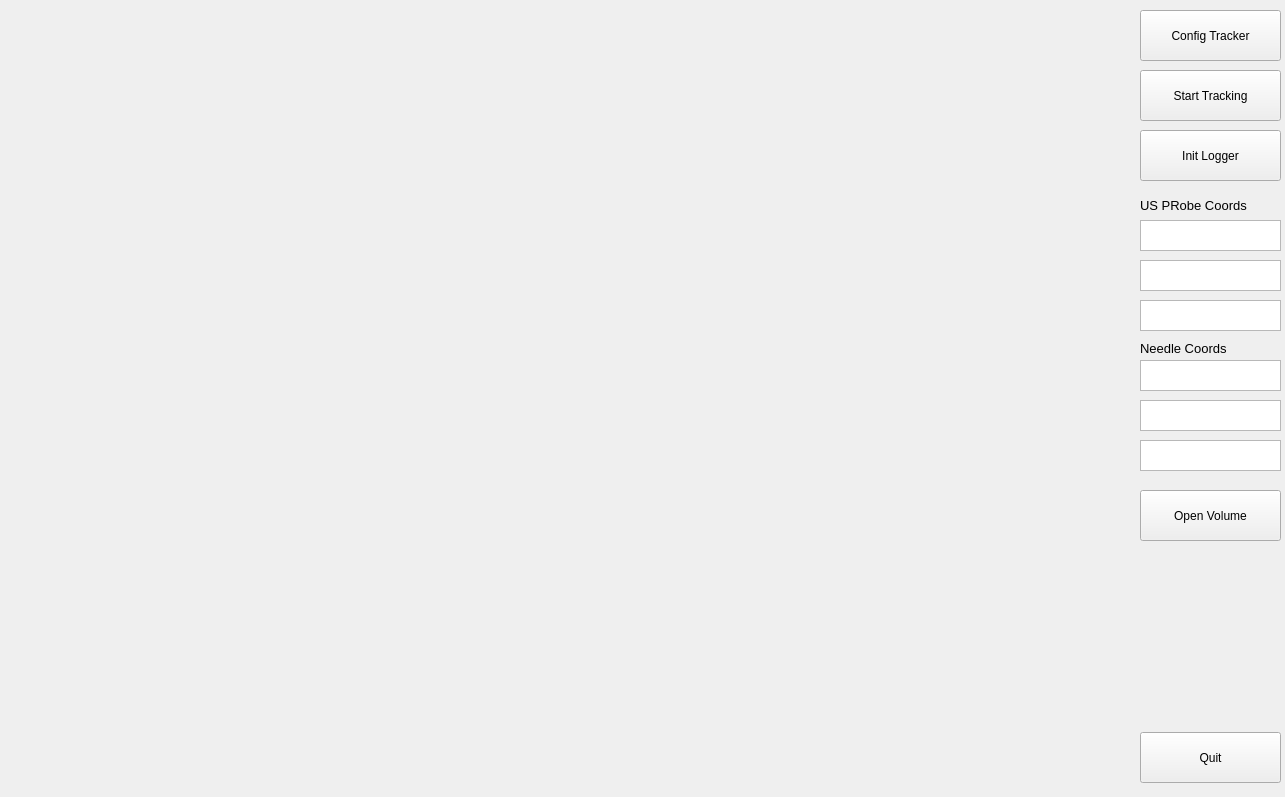
Above: Scene3DWidget.ui from FubuFabian/ThreeViews before the change. Below: the same form after it.
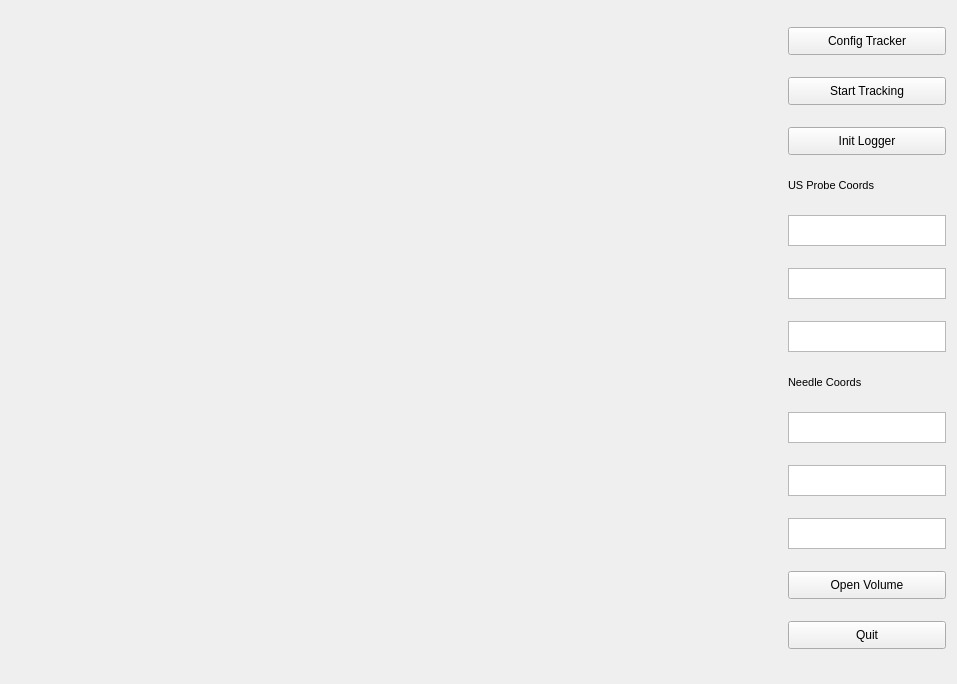
That is the form after the change.

```diff
--- a/Scene3DWidget.ui
+++ b/Scene3DWidget.ui
@@ -6,70 +6,105 @@
    <rect>
     <x>0</x>
     <y>0</y>
-    <width>1285</width>
-    <height>797</height>
+    <width>957</width>
+    <height>684</height>
    </rect>
   </property>
+  <property name="sizePolicy">
+   <sizepolicy hsizetype="Preferred" vsizetype="Preferred">
+    <horstretch>0</horstretch>
+    <verstretch>0</verstretch>
+   </sizepolicy>
+  </property>
   <property name="windowTitle">
    <string>Scene3DWidget</string>
   </property>
+  <layout class="QHBoxLayout" name="horizontalLayout" stretch="90,0">
+   <item>
   <widget class="QWidget" name="Display" native="true">
-   <property name="geometry">
-    <rect>
-     <x>10</x>
-     <y>10</y>
-     <width>1121</width>
-     <height>771</height>
-    </rect>
-   </property>
-  </widget>
-  <widget class="QPushButton" name="startTrackingBt">
-   <property name="geometry">
-    <rect>
-     <x>1140</x>
-     <y>70</y>
-     <width>141</width>
-     <height>51</height>
-    </rect>
-   </property>
-   <property name="text">
-    <string>Start Tracking</string>
-   </property>
-  </widget>
-  <widget class="QPushButton" name="quitBt">
-   <property name="geometry">
-    <rect>
-     <x>1140</x>
-     <y>732</y>
-     <width>141</width>
-     <height>51</height>
-    </rect>
-   </property>
-   <property name="text">
-    <string>Quit</string>
-   </property>
-  </widget>
+     <property name="sizePolicy">
+      <sizepolicy hsizetype="Expanding" vsizetype="Expanding">
+       <horstretch>0</horstretch>
+       <verstretch>0</verstretch>
+      </sizepolicy>
+     </property>
+    </widget>
+   </item>
+   <item>
+    <layout class="QVBoxLayout" name="verticalLayout">
+     <property name="sizeConstraint">
+      <enum>QLayout::SetMinAndMaxSize</enum>
+     </property>
+     <item>
   <widget class="QPushButton" name="pushButton">
-   <property name="geometry">
-    <rect>
-     <x>1140</x>
-     <y>10</y>
-     <width>141</width>
-     <height>51</height>
-    </rect>
+       <property name="maximumSize">
+        <size>
+         <width>158</width>
+         <height>28</height>
+        </size>
    </property>
    <property name="text">
     <string>Config Tracker</string>
    </property>
   </widget>
+     </item>
+     <item>
+      <widget class="QPushButton" name="startTrackingBt">
+       <property name="maximumSize">
+        <size>
+         <width>158</width>
+         <height>28</height>
+        </size>
+       </property>
+       <property name="text">
+        <string>Start Tracking</string>
+       </property>
+      </widget>
+     </item>
+     <item>
+      <widget class="QPushButton" name="initLoggetBt">
+       <property name="maximumSize">
+        <size>
+         <width>158</width>
+         <height>28</height>
+        </size>
+       </property>
+       <property name="text">
+        <string>Init Logger</string>
+       </property>
+      </widget>
+     </item>
+     <item>
+      <widget class="QLabel" name="label">
+       <property name="maximumSize">
+        <size>
+         <width>158</width>
+         <height>16</height>
+        </size>
+       </property>
+       <property name="font">
+        <font>
+         <pointsize>8</pointsize>
+        </font>
+       </property>
+       <property name="text">
+        <string>US Probe Coords</string>
+       </property>
+      </widget>
+     </item>
+     <item>
   <widget class="QTextEdit" name="usProbeX">
-   <property name="geometry">
-    <rect>
-     <x>1140</x>
-     <y>220</y>
-     <width>141</width>
+       <property name="minimumSize">
+        <size>
+         <width>158</width>
      <height>31</height>
-    </rect>
+        </size>
+       </property>
+       <property name="maximumSize">
+        <size>
+         <width>158</width>
+         <height>31</height>
+        </size>
    </property>
    <property name="font">
     <font>
@@ -77,14 +112,14 @@
     </font>
    </property>
   </widget>
+     </item>
+     <item>
   <widget class="QTextEdit" name="usProbeY">
-   <property name="geometry">
-    <rect>
-     <x>1140</x>
-     <y>260</y>
-     <width>141</width>
+       <property name="maximumSize">
+        <size>
+         <width>158</width>
      <height>31</height>
-    </rect>
+        </size>
    </property>
    <property name="font">
     <font>
@@ -92,75 +127,48 @@
     </font>
    </property>
   </widget>
+     </item>
+     <item>
   <widget class="QTextEdit" name="usProbeZ">
-   <property name="geometry">
-    <rect>
-     <x>1140</x>
-     <y>300</y>
-     <width>141</width>
+       <property name="maximumSize">
+        <size>
+         <width>158</width>
      <height>31</height>
-    </rect>
-   </property>
-  </widget>
-  <widget class="QLabel" name="label">
-   <property name="geometry">
-    <rect>
-     <x>1140</x>
-     <y>195</y>
-     <width>111</width>
-     <height>21</height>
-    </rect>
-   </property>
-   <property name="font">
-    <font>
-     <pointsize>10</pointsize>
-    </font>
-   </property>
-   <property name="text">
-    <string>US PRobe Coords</string>
-   </property>
-  </widget>
+        </size>
+       </property>
+      </widget>
+     </item>
+     <item>
   <widget class="QLabel" name="label_2">
-   <property name="geometry">
-    <rect>
-     <x>1140</x>
-     <y>340</y>
-     <width>91</width>
+       <property name="maximumSize">
+        <size>
+         <width>158</width>
      <height>16</height>
-    </rect>
+        </size>
    </property>
    <property name="font">
     <font>
-     <pointsize>10</pointsize>
+         <pointsize>8</pointsize>
     </font>
    </property>
    <property name="text">
     <string>Needle Coords</string>
    </property>
   </widget>
+     </item>
+     <item>
   <widget class="QTextEdit" name="needleX">
-   <property name="geometry">
-    <rect>
-     <x>1140</x>
-     <y>360</y>
-     <width>141</width>
+       <property name="minimumSize">
+        <size>
+         <width>158</width>
      <height>31</height>
-    </rect>
-   </property>
-   <property name="font">
-    <font>
-     <pointsize>10</pointsize>
-    </font>
-   </property>
-  </widget>
-  <widget class="QTextEdit" name="needleZ">
-   <property name="geometry">
-    <rect>
-     <x>1140</x>
-     <y>440</y>
-     <width>141</width>
+        </size>
+       </property>
+       <property name="maximumSize">
+        <size>
+         <width>158</width>
      <height>31</height>
-    </rect>
+        </size>
    </property>
    <property name="font">
     <font>
@@ -168,14 +176,14 @@
     </font>
    </property>
   </widget>
+     </item>
+     <item>
   <widget class="QTextEdit" name="needleY">
-   <property name="geometry">
-    <rect>
-     <x>1140</x>
-     <y>400</y>
-     <width>141</width>
+       <property name="maximumSize">
+        <size>
+         <width>158</width>
      <height>31</height>
-    </rect>
+        </size>
    </property>
    <property name="font">
     <font>
@@ -183,32 +191,51 @@
     </font>
    </property>
   </widget>
-  <widget class="QPushButton" name="initLoggetBt">
-   <property name="geometry">
-    <rect>
-     <x>1140</x>
-     <y>130</y>
-     <width>141</width>
-     <height>51</height>
-    </rect>
-   </property>
-   <property name="text">
-    <string>Init Logger</string>
-   </property>
-  </widget>
+     </item>
+     <item>
+      <widget class="QTextEdit" name="needleZ">
+       <property name="maximumSize">
+        <size>
+         <width>158</width>
+         <height>31</height>
+        </size>
+       </property>
+       <property name="font">
+        <font>
+         <pointsize>10</pointsize>
+        </font>
+       </property>
+      </widget>
+     </item>
+     <item>
   <widget class="QPushButton" name="openVolumeBtn">
-   <property name="geometry">
-    <rect>
-     <x>1140</x>
-     <y>490</y>
-     <width>141</width>
-     <height>51</height>
-    </rect>
+       <property name="maximumSize">
+        <size>
+         <width>158</width>
+         <height>28</height>
+        </size>
    </property>
    <property name="text">
     <string>Open Volume</string>
    </property>
   </widget>
+     </item>
+     <item>
+      <widget class="QPushButton" name="quitBt">
+       <property name="maximumSize">
+        <size>
+         <width>158</width>
+         <height>28</height>
+        </size>
+       </property>
+       <property name="text">
+        <string>Quit</string>
+       </property>
+      </widget>
+     </item>
+    </layout>
+   </item>
+  </layout>
  </widget>
  <layoutdefault spacing="6" margin="11"/>
  <resources/>
```
Lines whose indentation alone changed are shown as unchanged.
